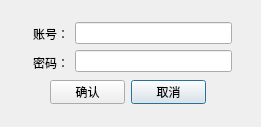
Old version of the form client/loginLog.ui in the repository 992271363/desktop-activity-system.
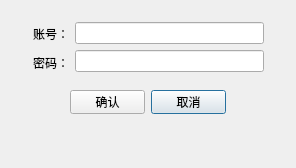
New version of the form.

```diff
--- a/client/loginLog.ui
+++ b/client/loginLog.ui
@@ -6,8 +6,8 @@
    <rect>
     <x>0</x>
     <y>0</y>
-    <width>261</width>
-    <height>127</height>
+    <width>296</width>
+    <height>168</height>
    </rect>
   </property>
   <property name="windowTitle">
@@ -16,8 +16,8 @@
   <widget class="QPushButton" name="login_reject">
    <property name="geometry">
     <rect>
-     <x>131</x>
-     <y>80</y>
+     <x>151</x>
+     <y>90</y>
      <width>75</width>
      <height>24</height>
     </rect>
@@ -29,8 +29,8 @@
   <widget class="QPushButton" name="login_accept">
    <property name="geometry">
     <rect>
-     <x>50</x>
-     <y>80</y>
+     <x>70</x>
+     <y>90</y>
      <width>75</width>
      <height>24</height>
     </rect>
@@ -39,12 +39,25 @@
     <string>确认</string>
    </property>
   </widget>
+  <widget class="QLabel" name="tips_label">
+   <property name="geometry">
+    <rect>
+     <x>30</x>
+     <y>130</y>
+     <width>241</width>
+     <height>16</height>
+    </rect>
+   </property>
+   <property name="text">
+    <string/>
+   </property>
+  </widget>
   <widget class="QWidget" name="">
    <property name="geometry">
     <rect>
      <x>33</x>
      <y>22</y>
-     <width>199</width>
+     <width>231</width>
      <height>52</height>
     </rect>
    </property>
@@ -73,7 +86,14 @@
        <widget class="QLineEdit" name="user_input"/>
       </item>
       <item>
-       <widget class="QLineEdit" name="pass_input"/>
+       <widget class="QLineEdit" name="pass_input">
+        <property name="text">
+         <string/>
+        </property>
+        <property name="echoMode">
+         <enum>QLineEdit::Password</enum>
+        </property>
+       </widget>
       </item>
      </layout>
     </item>
```
